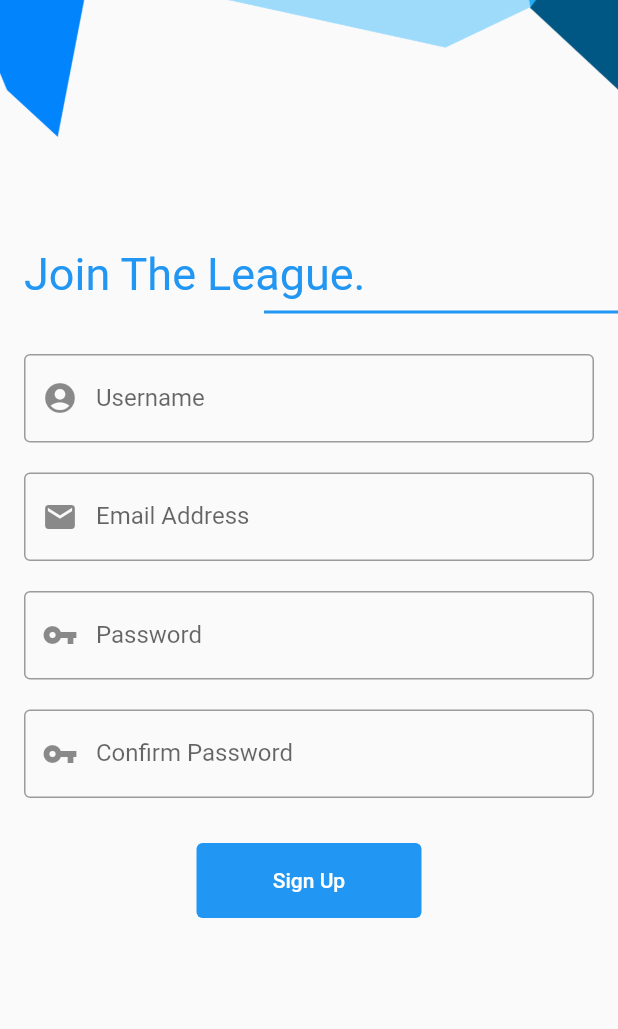
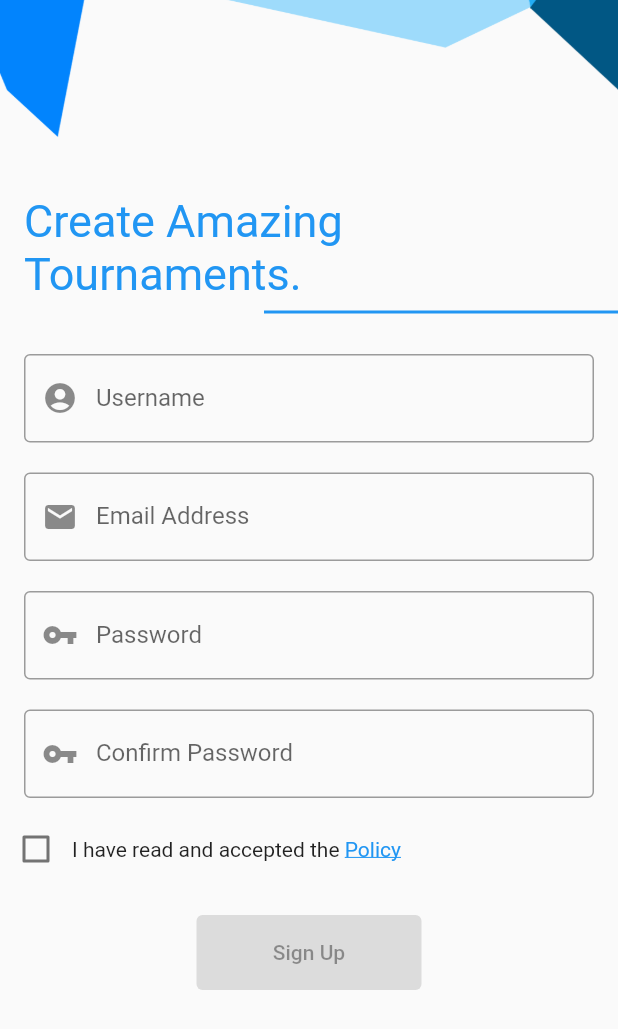
Before and after one commit to CYBERDEVILZ/ZBGAMING, a Flutter app: the OrganizerSignUp screen opened by its route, on a phone screen of 412 x 824 dp. Shown: the top 1029 px of the screen. Run offline on Flutter 3.47's test engine with Material 2 defaults, Android fonts, the phone set to English and light mode, and no system bars; our stand-ins replace cloud_firestore, firebase_auth, firebase_core, fluttertoast; accounts and stored records are empty.

Commit message:
login and signup

```diff
--- a/lib/pages/organizer_signup.dart
+++ b/lib/pages/organizer_signup.dart
@@ -30,6 +30,8 @@ class _OrganizerSignUpState extends State<OrganizerSignUp> {
   // form key
   final formKey = GlobalKey<FormState>();
 
+  bool checkBoxValue = false;
+
   @override
   Widget build(BuildContext context) {
     // submit data to firestore
@@ -38,7 +40,6 @@ class _OrganizerSignUpState extends State<OrganizerSignUp> {
         "username": usernameController.text,
         "email": emailController.text,
         "imageurl": null,
-        "organizer": true
       }).then((value) async {
         // add data to usermodel to reduce number of reads to firestore
         context.read<UserModel>().setuid(FirebaseAuth.instance.currentUser!.uid);
@@ -179,7 +180,7 @@ class _OrganizerSignUpState extends State<OrganizerSignUp> {
                     child: Padding(
                       padding: EdgeInsets.symmetric(horizontal: 16.0),
                       child: Text(
-                        "Join The League.",
+                        "Create Amazing Tournaments.",
                         style: TextStyle(color: Colors.blue, fontSize: 30),
                       ),
                     ),
@@ -207,15 +208,32 @@ class _OrganizerSignUpState extends State<OrganizerSignUp> {
               // confirm password
               Padding(padding: const EdgeInsets.symmetric(horizontal: 16, vertical: 10), child: confirmPassword),
 
+              // checkbox required
+              Row(mainAxisAlignment: MainAxisAlignment.start, children: [
+                Checkbox(
+                    value: checkBoxValue,
+                    onChanged: (value) {
+                      checkBoxValue = !checkBoxValue;
+                      setState(() {});
+                    }),
+                const Text("I have read and accepted the "),
+                GestureDetector(
+                    onTap: () {},
+                    child: const Text(
+                      "Policy",
+                      style: TextStyle(color: Colors.blue, decoration: TextDecoration.underline),
+                    ))
+              ]),
+
               const SizedBox(height: 20),
-
-              // checkbox required
 
               // submit button
               ElevatedButton(
-                onPressed: () {
-                  validate();
-                },
+                onPressed: checkBoxValue
+                    ? () {
+                        validate();
+                      }
+                    : null,
                 child: isLoading
                     ? const CircularProgressIndicator(
                         color: Colors.white,
--- a/lib/pages/signup.dart
+++ b/lib/pages/signup.dart
@@ -37,7 +37,6 @@ class _SignUpState extends State<SignUp> {
         "username": usernameController.text,
         "email": emailController.text,
         "imageurl": null,
-        "organizer": false
       }).then((value) async {
         // add data to usermodel to reduce number of reads to firestore
         context.read<UserModel>().setuid(FirebaseAuth.instance.currentUser!.uid);
```
